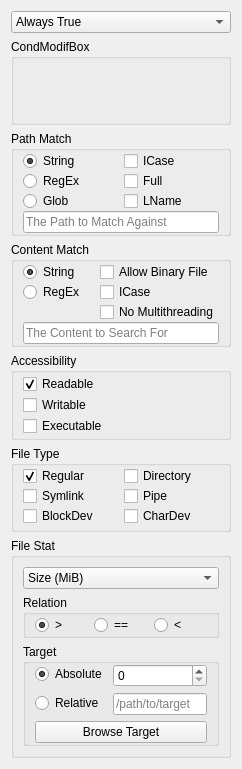
Above: widgets/oriepredselector.ui from cxxsucks/SearchEverywhere before the change. Below: the same form after it.
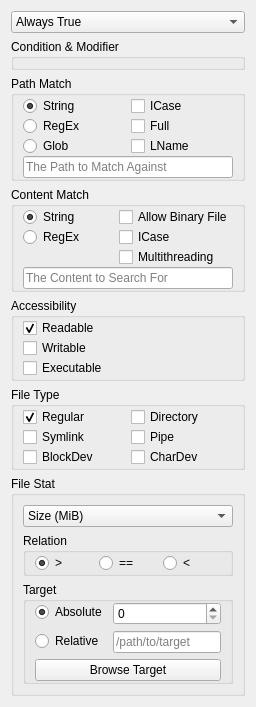
That is the form after the change.

Diff of the .ui file:
```diff
--- a/widgets/oriepredselector.ui
+++ b/widgets/oriepredselector.ui
@@ -2,18 +2,13 @@
 <ui version="4.0">
  <class>seev::OriePredSelector</class>
  <widget class="QWidget" name="seev::OriePredSelector">
-  <property name="geometry">
-   <rect>
-    <x>0</x>
-    <y>0</y>
-    <width>242</width>
-    <height>769</height>
-   </rect>
+  <property name="sizePolicy">
+   <sizepolicy hsizetype="Preferred" vsizetype="Minimum">
+    <horstretch>0</horstretch>
+    <verstretch>0</verstretch>
+   </sizepolicy>
   </property>
-  <property name="windowTitle">
-   <string>Form</string>
-  </property>
-  <layout class="QVBoxLayout" name="verticalLayout">
+  <layout class="QVBoxLayout">
    <item>
     <widget class="QComboBox" name="predKind">
      <item>
@@ -81,7 +76,7 @@
    <item>
     <widget class="QGroupBox" name="condModifBox">
      <property name="title">
-      <string>CondModifBox</string>
+      <string>Condition &amp;&amp; Modifier</string>
      </property>
      <layout class="QHBoxLayout" name="condModifBoxLayout">
       <property name="spacing">
@@ -110,12 +105,6 @@
    </item>
    <item>
     <widget class="QGroupBox" name="pathMatchBox">
-     <property name="sizePolicy">
-      <sizepolicy hsizetype="Minimum" vsizetype="Minimum">
-       <horstretch>0</horstretch>
-       <verstretch>0</verstretch>
-      </sizepolicy>
-     </property>
      <property name="title">
       <string>Path Match</string>
      </property>
@@ -186,12 +175,6 @@
    </item>
    <item>
     <widget class="QGroupBox" name="contMatchBox">
-     <property name="sizePolicy">
-      <sizepolicy hsizetype="Minimum" vsizetype="Minimum">
-       <horstretch>0</horstretch>
-       <verstretch>0</verstretch>
-      </sizepolicy>
-     </property>
      <property name="title">
       <string>Content Match</string>
      </property>
@@ -239,7 +222,7 @@
       <item row="3" column="1">
        <widget class="QCheckBox" name="noCoucurContBox">
         <property name="text">
-         <string>No Multithreading</string>
+         <string>Multithreading</string>
         </property>
        </widget>
       </item>
```
Left out of the diff: 113 changed lines with no effect on the pictures.
